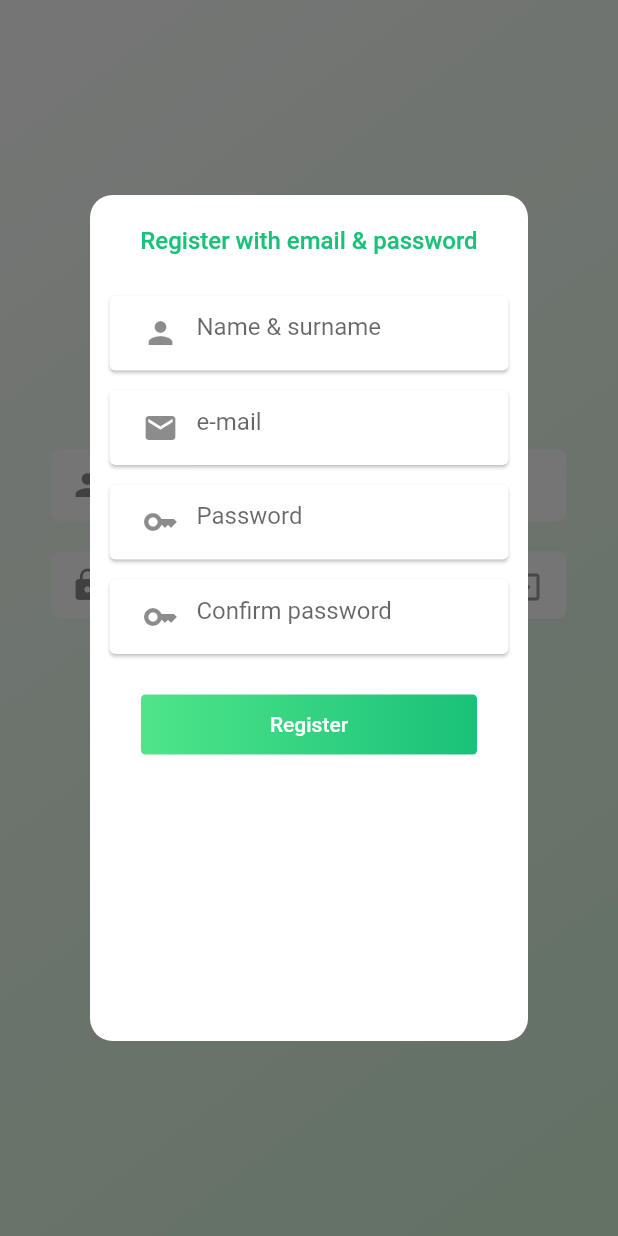
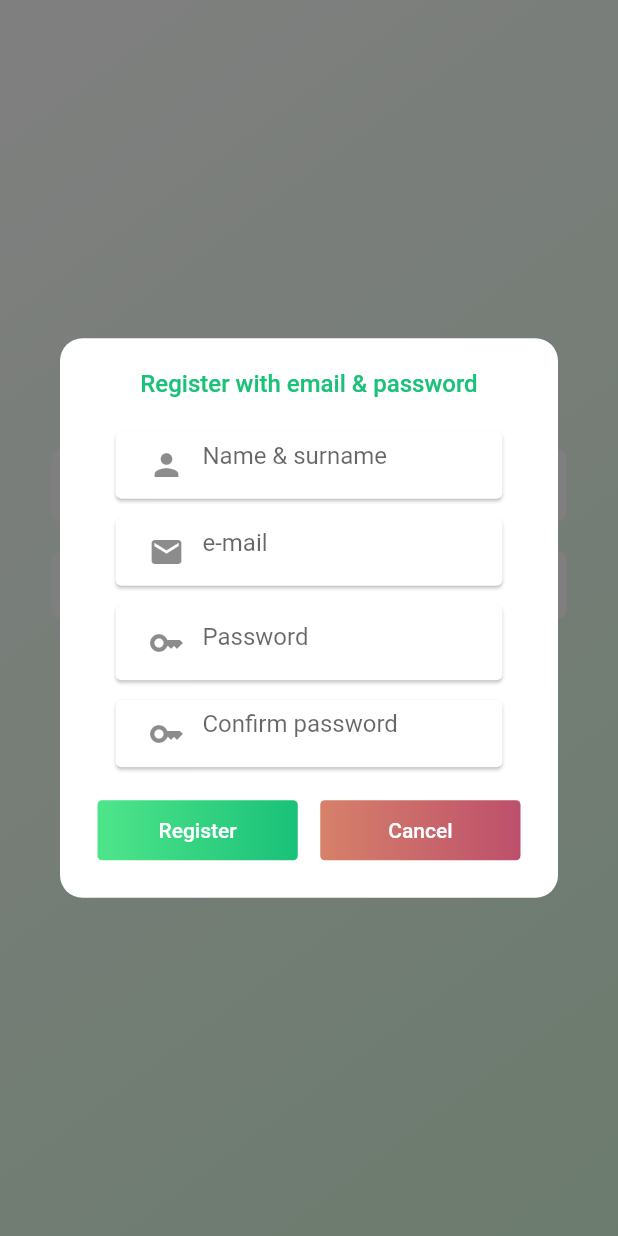
Before and after one commit to mertKatircioglu/bitky, a Flutter app: the screen it shows after launch, after a tap on the "email" icon, on a phone screen of 412 x 824 dp. Run offline on Flutter 3.47's test engine with Material 2 defaults, Android fonts, the phone set to English and light mode, and no system bars; our stand-ins replace cloud_firestore, firebase_auth, firebase_core, flutter_signin_button, get_it, google_fonts and 3 more; missing offline and left inert: flutter_exit_app; accounts and stored records are empty.

Commit message:
-Login & register screens deisgn modify

```diff
--- a/lib/nav_bar_items/diagnose_item.dart
+++ b/lib/nav_bar_items/diagnose_item.dart
@@ -206,12 +206,15 @@ class _DiagnosePageState extends State<DiagnosePage> {
                   ),
                   Visibility(
                     visible: imagesPaths.length >= 5 ? false : true,
+                    child: Container(
+                      width: MediaQuery.of(context).size.width /1.5,
                       child: CustomPrimaryButton(
                         text: "Take a photo",
                         radius: 15.0,
                         function: () {
                           openImages();
                         },
+                      ),
                     ),
                   ),
                   const SizedBox(
--- a/lib/screens/auth_screen.dart
+++ b/lib/screens/auth_screen.dart
@@ -30,6 +30,28 @@ class _AuthScreenState extends State<AuthScreen> {
   TextEditingController emailController = TextEditingController();
   final GoogleSignIn _googleSignIn = GoogleSignIn();
 
+
+  Route _createRoute() {
+    return PageRouteBuilder(
+      pageBuilder: (context, animation, secondaryAnimation) {
+        return ChangeNotifierProvider<BitkyViewModel>(
+            create: (context)=>locator<BitkyViewModel>(),
+            child:const HomeScreen());
+      },
+      transitionsBuilder: (context, animation, secondaryAnimation, child) {
+        const begin = Offset(0.0, 1.0);
+        const end = Offset.zero;
+        const curve = Curves.ease;
+        var tween = Tween(begin: begin, end: end).chain(CurveTween(curve: curve));
+        return SlideTransition(
+          position: animation.drive(tween),
+          child: child,
+        );
+      },
+    );
+  }
+
+
   Future loginUser() async {
     if(emailController.text.isNotEmpty && passwordController.text.isNotEmpty){
       showDialog(context: context, builder: (c){
@@ -40,12 +62,7 @@ class _AuthScreenState extends State<AuthScreen> {
         User? currentUser;
         currentUser = auth.user!;
         if(currentUser != null){
-          Navigator.push(context, MaterialPageRoute(builder: (c){
-            return ChangeNotifierProvider<BitkyViewModel>(
-                create: (context)=>locator<BitkyViewModel>(),
-                child:const HomeScreen());
-          }));
-
+          Navigator.of(context).push(_createRoute());
         } else{
           showDialog(context: context, builder: (c){
             return CustomErrorDialog(message: "User is not found.");
@@ -64,6 +81,41 @@ class _AuthScreenState extends State<AuthScreen> {
         return CustomErrorDialog(message: "Please fill all fields",);
       });
     }
+  }
+  Widget _dialog(BuildContext context){
+    return AlertDialog(
+      shape: RoundedRectangleBorder(
+        borderRadius: BorderRadius.circular(15)),
+    elevation: 0,
+      content: Padding(
+          padding: const EdgeInsets.all(1.0),
+          child: Container(
+            decoration: const BoxDecoration(
+                color: Colors.white,
+                borderRadius: BorderRadius.all(
+                    Radius.circular(15))),
+            child: const RegisterWidget(),
+          ),
+        ),
+
+    );
+  }
+
+  void _scaleDialog(Widget dialog) {
+    showGeneralDialog(
+      context: context,
+      pageBuilder: (ctx, a1, a2) {
+        return Container();
+      },
+      transitionBuilder: (ctx, a1, a2, child) {
+        var curve = Curves.easeInOut.transform(a1.value);
+        return Transform.scale(
+          scale: curve,
+          child:dialog,
+        );
+      },
+      transitionDuration: const Duration(milliseconds: 300),
+    );
   }
 
   Future<void> signupWithGoogle(BuildContext context) async {
@@ -198,28 +250,8 @@ class _AuthScreenState extends State<AuthScreen> {
                   Buttons.Email,
                   mini: true,
                   onPressed: () {
-                    showDialog(
-                        context: context,
-                        builder: (c) {
-                          return Card(
-                            shape: RoundedRectangleBorder(
-                                borderRadius: BorderRadius.circular(15)),
 
-                            elevation: 0,
-                            margin: const EdgeInsets.symmetric(
-                                vertical: 130.0, horizontal: 60.0),
-                            child: Padding(
-                              padding: const EdgeInsets.all(1.0),
-                              child: Container(
-                                decoration: const BoxDecoration(
-                                    color: Colors.white,
-                                    borderRadius: BorderRadius.all(
-                                        Radius.circular(15))),
-                                child: const RegisterWidget(),
-                              ),
-                            ),
-                          );
-                        });
+                    _scaleDialog(_dialog(context));
                   },
                 ),
               ],
--- a/lib/screens/splash_screen.dart
+++ b/lib/screens/splash_screen.dart
@@ -17,20 +17,53 @@ class SplashScreen extends StatefulWidget {
   State<SplashScreen> createState() => _SplashScreenState();
 }
 
+
+Route _createRoute() {
+  return PageRouteBuilder(
+    pageBuilder: (context, animation, secondaryAnimation) {
+      return ChangeNotifierProvider<BitkyViewModel>(
+          create: (context)=>locator<BitkyViewModel>(),
+          child:const HomeScreen());
+    },
+    transitionsBuilder: (context, animation, secondaryAnimation, child) {
+      const begin = Offset(0.0, 1.0);
+      const end = Offset.zero;
+      const curve = Curves.ease;
+      var tween = Tween(begin: begin, end: end).chain(CurveTween(curve: curve));
+      return SlideTransition(
+        position: animation.drive(tween),
+        child: child,
+      );
+    },
+  );
+}
+
+Route _createRouteAuth() {
+  return PageRouteBuilder(
+    pageBuilder: (context, animation, secondaryAnimation) =>const AuthScreen(),
+    transitionsBuilder: (context, animation, secondaryAnimation, child) {
+      const begin = Offset(0.0, 1.0);
+      const end = Offset.zero;
+      const curve = Curves.ease;
+      var tween = Tween(begin: begin, end: end).chain(CurveTween(curve: curve));
+      return SlideTransition(
+        position: animation.drive(tween),
+        child: child,
+      );
+    },
+  );
+}
+
+
 class _SplashScreenState extends State<SplashScreen> {
   startTimer(BuildContext context){
     Timer(const Duration(seconds: 3), () async {
 
       if(authUser.currentUser != null){
-        if (!mounted) return;
-        Navigator.push(context, MaterialPageRoute(builder: (c){
-          return ChangeNotifierProvider<BitkyViewModel>(
-              create: (context)=>locator<BitkyViewModel>(),
-              child:const HomeScreen());
-        }));
+        Navigator.of(context).push(_createRoute());
       }else{
-        if (!mounted) return;
-        Navigator.push(context, MaterialPageRoute(builder: (c)=>const AuthScreen()));
+        Navigator.of(context).push(_createRouteAuth());
+
       }
     });
   }
--- a/lib/widgets/primary_button_widget.dart
+++ b/lib/widgets/primary_button_widget.dart
@@ -9,7 +9,6 @@ class CustomPrimaryButton extends StatelessWidget {
   @override
   Widget build(BuildContext context) {
     return Container(
-      padding:const EdgeInsets.symmetric(horizontal: 70),
       height: 40,
       decoration: BoxDecoration(
         gradient: const LinearGradient(colors: [Color(0xfff4fe58a),Color(0xfff19C179)]),
--- a/lib/widgets/register_widget.dart
+++ b/lib/widgets/register_widget.dart
@@ -28,8 +28,6 @@ class _RegisterWidgetState extends State<RegisterWidget> {
   TextEditingController confirmPasswordController = TextEditingController();
 
   Future<void> formValidation() async{
-
-
     if(passwordController.text == confirmPasswordController.text){
       if(passwordController.text.length <5 && confirmPasswordController.text.length <5){
         showDialog(context: context,
@@ -74,15 +72,33 @@ class _RegisterWidgetState extends State<RegisterWidget> {
     if(currentUser != null){
       saveDataToFirestore(currentUser!).then((value) => {
         Navigator.pop(context),
-      Navigator.push(context, MaterialPageRoute(builder: (c){
-      return ChangeNotifierProvider<BitkyViewModel>(
-      create: (context)=>locator<BitkyViewModel>(),
-      child:const HomeScreen());
-      }))
-
+        Navigator.of(context).push(_createRoute())
       });
     }
   }
+
+
+  Route _createRoute() {
+    return PageRouteBuilder(
+      pageBuilder: (context, animation, secondaryAnimation) {
+        return ChangeNotifierProvider<BitkyViewModel>(
+            create: (context)=>locator<BitkyViewModel>(),
+            child:const HomeScreen());
+      },
+      transitionsBuilder: (context, animation, secondaryAnimation, child) {
+        const begin = Offset(0.0, 1.0);
+        const end = Offset.zero;
+        const curve = Curves.ease;
+        var tween = Tween(begin: begin, end: end).chain(CurveTween(curve: curve));
+        return SlideTransition(
+          position: animation.drive(tween),
+          child: child,
+        );
+      },
+    );
+  }
+
+
   Future saveDataToFirestore(User currentUser) async{
     FirebaseFirestore.instance.collection("users").doc(currentUser.uid).
     set({
@@ -105,9 +121,8 @@ class _RegisterWidgetState extends State<RegisterWidget> {
   @override
   Widget build(BuildContext context) {
     return Column(
-      mainAxisSize: MainAxisSize.max,
+      mainAxisSize: MainAxisSize.min,
       children: [
-        const SizedBox(height: 20,),
        const Text("Register with email & password",
          textAlign: TextAlign.center,
          style: TextStyle(
@@ -115,7 +130,7 @@ class _RegisterWidgetState extends State<RegisterWidget> {
           fontWeight: FontWeight.w500,
           fontSize: 16
         ),),
-       const SizedBox(height: 15,),
+       const SizedBox(height: 10,),
         Form(
             key: _formKey,
             child: Padding(
@@ -129,7 +144,7 @@ class _RegisterWidgetState extends State<RegisterWidget> {
                       controller: nameController,
                       hintText: 'Name & surname',
                       isObscreen: false,
-                      height: 30,
+                      height: 25,
                     ),
                   ),
                   const SizedBox(height: 5,),
@@ -138,7 +153,7 @@ class _RegisterWidgetState extends State<RegisterWidget> {
                       iconData: Icons.email,
                       controller: emailController,
                       hintText: 'e-mail',
-                      height: 30,
+                      height: 25,
                       isObscreen: false,
                     ),
                   ),
@@ -155,7 +170,7 @@ class _RegisterWidgetState extends State<RegisterWidget> {
                   const SizedBox(height: 5,),
                   Card(
                     child: CustomTextField(
-                      height: 30,
+                      height: 25,
                       controller: confirmPasswordController,
                       iconData: Icons.key,
                       hintText: 'Confirm password',
@@ -166,13 +181,44 @@ class _RegisterWidgetState extends State<RegisterWidget> {
                 ],
               ),
             )),
-        const SizedBox(height: 15,),
+        const SizedBox(height: 10,),
         Padding(
           padding: const EdgeInsets.all(0.0),
-          child: CustomPrimaryButton(
-            text: "Register",
-            radius: 3.0,
-            function: formValidation,
+          child: Row(
+            mainAxisAlignment: MainAxisAlignment.spaceBetween,
+            children: [
+              Expanded(
+                child: CustomPrimaryButton(
+                  text: "Register",
+                  radius: 3.0,
+                  function: formValidation,
+                ),
+              ),
+              const SizedBox(width: 15,),
+              Expanded(
+                child: Container(
+                  height: 40,
+                  decoration: BoxDecoration(
+                      gradient: const LinearGradient(colors: [Color(0xfffD7816A),Color(0xfffBD4F6C)]),
+                      borderRadius:BorderRadius.circular(3.0)
+                  ),
+                  child: ElevatedButton(
+                      style: ElevatedButton.styleFrom(
+                          elevation: 0,
+                          backgroundColor: Colors.transparent,
+                          shape: RoundedRectangleBorder(
+                              borderRadius: BorderRadius.circular(25)
+                          )
+                      ),
+                      onPressed:(){
+                        Navigator.pop(context);
+                      },
+                      child: const Text(
+                        "Cancel", style: TextStyle(color: Colors.white),
+                      )),
+                ),
+              ),
+            ],
           ),
         ),
       ],
```
Lines whose indentation alone changed are shown as unchanged.
